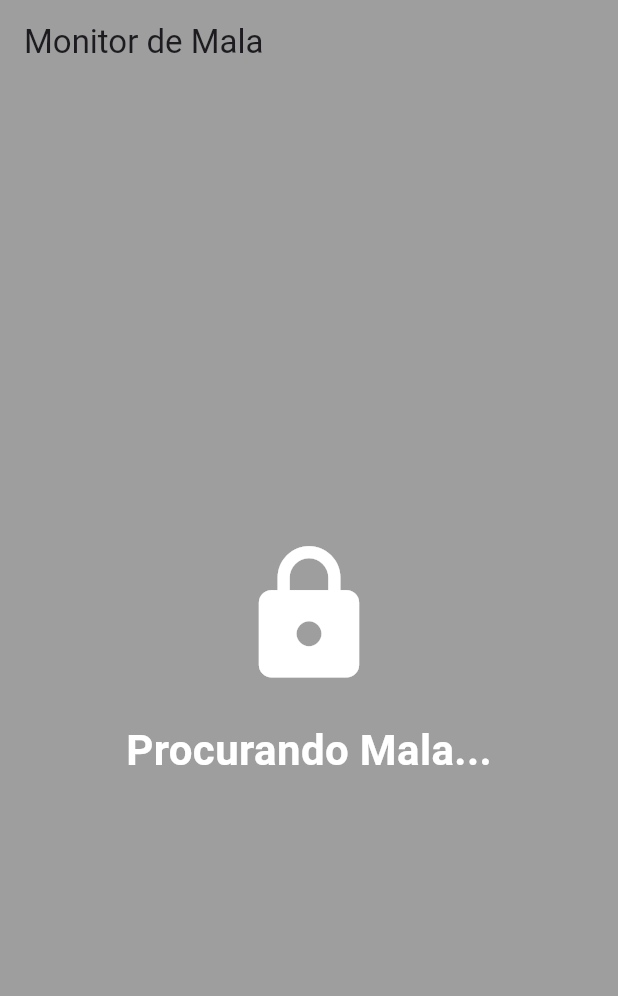
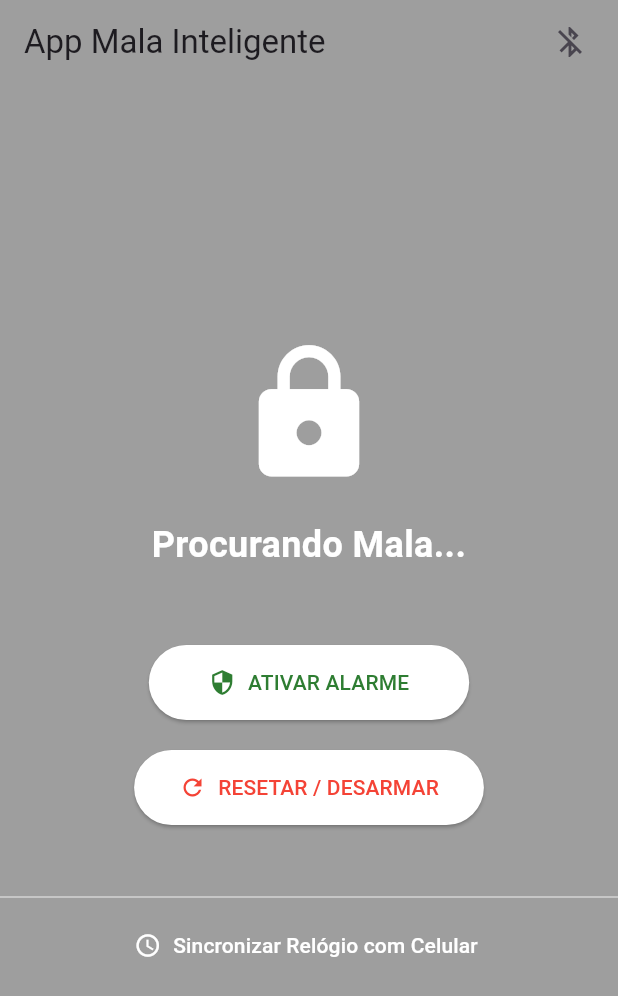
Before and after one commit to irochimaendo/violacao_de_malas_MCMP, a Flutter app: the screen it shows after launch, on a phone screen of 412 x 824 dp. Shown: the top 996 px of the screen. Run offline on Flutter 3.47's test engine with Material 3 defaults, Android fonts, the phone set to English and light mode, and no system bars; our stand-ins replace flutter_blue_plus, permission_handler.

Commit message:
correção do relógio na tela mas app incompleto

```diff
--- a/lib/main.dart
+++ b/lib/main.dart
@@ -19,7 +19,7 @@ class MalaPage extends StatefulWidget {
 }
 
 class _MalaPageState extends State<MalaPage> {
-  // UUIDs (Precisam ser iguais aos do ESP32)
+  // UUIDs (DEVEM SER IGUAIS AOS DO ESP32)
   final String SERVICE_UUID = "4fafc201-1fb5-459e-8fcc-c5c9c331914b";
   final String CHAR_UUID = "beb5483e-36e1-4688-b7f5-ea07361b26a8";
 
@@ -38,26 +38,25 @@ class _MalaPageState extends State<MalaPage> {
     _iniciarBusca();
   }
 
-  // 1. Pede permissão e busca a mala
+  // 1. Busca dispositivo
   Future<void> _iniciarBusca() async {
-    // Pede permissões no Android
     await [
       Permission.bluetoothScan,
       Permission.bluetoothConnect,
       Permission.location,
     ].request();
 
-    // Começa a escanear
-    FlutterBluePlus.startScan(timeout: const Duration(seconds: 10));
+    // Filtra pelo UUID do serviço para achar mais rápido
+    FlutterBluePlus.startScan(
+      timeout: const Duration(seconds: 15),
+      withServices: [Guid(SERVICE_UUID)],
+    );
 
-    // Ouve os resultados do scan
     FlutterBluePlus.scanResults.listen((results) {
       for (ScanResult r in results) {
-        // Se achou o dispositivo pelo nome
-        if (r.device.platformName == "MALA_INTELIGENTE" ||
-            r.device.platformName == "MALA_TESTE_LDR") { // Coloquei os dois nomes por garantia
-
-          FlutterBluePlus.stopScan(); // Para de buscar
+        // Aceita qualquer nome, desde que tenha o UUID certo
+        if (r.device.platformName == "Mala Inteligente" || r.advertisementData.serviceUuids.contains(Guid(SERVICE_UUID))) {
+          FlutterBluePlus.stopScan();
           _conectarMala(r.device);
           break;
         }
@@ -65,7 +64,7 @@ class _MalaPageState extends State<MalaPage> {
     });
   }
 
-  // 2. Conecta e descobre os serviços
+  // 2. Conecta
   Future<void> _conectarMala(BluetoothDevice device) async {
     setState(() {
       _statusMessage = "Conectando...";
@@ -77,10 +76,9 @@ class _MalaPageState extends State<MalaPage> {
 
       setState(() {
         _conectado = true;
-        _statusMessage = "Conectado! Lendo dados...";
+        _statusMessage = "Conectado! Aguardando...";
       });
 
-      // Descobre os serviços
       List<BluetoothService> services = await device.discoverServices();
       for (var service in services) {
         if (service.uuid.toString() == SERVICE_UUID) {
@@ -93,109 +91,159 @@ class _MalaPageState extends State<MalaPage> {
         }
       }
     } catch (e) {
-      print("Erro ao conectar: $e");
+      print("Erro: $e");
+      setState(() {
+        _statusMessage = "Erro ao conectar.";
+      });
     }
   }
 
-  // 3. Ouve o que o ESP32 está falando
+  // 3. Ouve notificações
   Future<void> _configurarNotificacoes(BluetoothCharacteristic c) async {
     await c.setNotifyValue(true);
 
-    // Escuta o fluxo de dados
     c.lastValueStream.listen((value) {
-      // Converte bytes para Texto
       String mensagem = String.fromCharCodes(value);
       _processarMensagem(mensagem);
     });
   }
 
-  // 4. A Lógica Inteligente (Traduz o código do ESP)
-  void _processarMensagem(String msg) {
+// 4. Lógica (CORRIGIDA)
+void _processarMensagem(String msg) {
     setState(() {
       if (msg == "S") {
-        // MALA SEGURA
         _estaViolada = false;
         _statusMessage = "Mala Segura";
         _bgColor = Colors.green;
-      } else if (msg.startsWith("V:")) {
-        // VIOLAÇÃO DETECTADA!
+      }
+      else if (msg == "A") { // Adicionei o estado Desarmado pra ficar bonitinho
+         _estaViolada = false;
+         _statusMessage = "Sistema Desarmado";
+         _bgColor = Colors.grey;
+      }
+      else if (msg.startsWith("V:")) {
         _estaViolada = true;
         _statusMessage = "⚠️ MALA VIOLADA ⚠️";
         _bgColor = Colors.red;
 
-        // Pega o número depois do "V:" (ex: 15000)
-        String milissegundosStr = msg.substring(2);
-        int msAtras = int.tryParse(milissegundosStr) ?? 0;
+        // 1. Pega o número de segundos que veio depois do "V:"
+        String segundosStr = msg.substring(2);
+        int segundosAtras = int.tryParse(segundosStr) ?? 0;
 
-        // Calcula a hora exata da violação
-        // Hora Atual - Tempo decorrido
-        DateTime dataViolacao = DateTime.now().subtract(Duration(milliseconds: msAtras));
+        // 2. Faz a conta mágica: Hora do Celular - Segundos de atraso
+        DateTime dataExata = DateTime.now().subtract(Duration(seconds: segundosAtras));
 
-        // Formata para mostrar hora e minuto (ex: 14:35)
-        String hora = dataViolacao.hour.toString().padLeft(2, '0');
-        String minuto = dataViolacao.minute.toString().padLeft(2, '0');
-        _horaViolacao = "$hora:$minuto";
+        // 3. Formata para mostrar na tela (Dia/Mes Hora:Minuto)
+        String dia = dataExata.day.toString().padLeft(2, '0');
+        String mes = dataExata.month.toString().padLeft(2, '0');
+        String hora = dataExata.hour.toString().padLeft(2, '0');
+        String min = dataExata.minute.toString().padLeft(2, '0');
+
+        _horaViolacao = "$dia/$mes às $hora:$min";
       }
     });
   }
 
-  // 5. Função de Reset (Igual você fez no nRF Connect)
-  void _resetarAlarme() async {
+  // 5. Envia COMANDOS
+  void _enviarComando(String cmd) async {
     if (_characteristic != null) {
-      // Envia a palavra "RESET" para o ESP32
-      await _characteristic!.write(utf8.encode("RESET"));
+      await _characteristic!.write(utf8.encode(cmd));
+    }
+  }
 
-      // Feedback visual imediato
-      ScaffoldMessenger.of(context).showSnackBar(
-        const SnackBar(content: Text("Comando de Reset enviado!"))
-      );
-    }
+  // --- NOVO: Função para Sincronizar Relógio ---
+  void _sincronizarRelogio() {
+    DateTime agora = DateTime.now();
+    // Formata no padrão T:AAAA:MM:DD:HH:MM:SS
+    String cmd = "T:${agora.year}:${agora.month}:${agora.day}:${agora.hour}:${agora.minute}:${agora.second}";
+
+    print("Enviando hora: $cmd"); // Debug
+    _enviarComando(cmd);
   }
 
   @override
   Widget build(BuildContext context) {
     return Scaffold(
-      backgroundColor: _bgColor, // Muda a cor do fundo dinamicamente
-      appBar: AppBar(title: const Text("Monitor de Mala"), elevation: 0, backgroundColor: Colors.transparent,),
+      backgroundColor: _bgColor,
+      appBar: AppBar(
+        title: const Text("App Mala Inteligente"),
+        backgroundColor: Colors.transparent,
+        elevation: 0,
+        actions: [
+          // Ícone para ver se está conectado
+          Icon(_conectado ? Icons.bluetooth_connected : Icons.bluetooth_disabled),
+          const SizedBox(width: 20),
+        ],
+      ),
       body: Center(
         child: Column(
           mainAxisAlignment: MainAxisAlignment.center,
           children: [
-            // Ícone Gigante
             Icon(
-              _estaViolada ? Icons.lock_open : Icons.lock,
+              _estaViolada ? Icons.no_encryption : Icons.lock,
               size: 100,
               color: Colors.white,
             ),
             const SizedBox(height: 20),
 
-            // Texto de Status
             Text(
               _statusMessage,
-              style: const TextStyle(fontSize: 28, fontWeight: FontWeight.bold, color: Colors.white),
+              textAlign: TextAlign.center,
+              style: const TextStyle(fontSize: 24, fontWeight: FontWeight.bold, color: Colors.white),
             ),
 
-            // Se estiver violada, mostra a hora
             if (_estaViolada) ...[
               const SizedBox(height: 10),
-              Text(
-                "Ocorreu às: $_horaViolacao",
-                style: const TextStyle(fontSize: 40, fontWeight: FontWeight.bold, color: Colors.yellow),
+              Container(
+                padding: EdgeInsets.all(10),
+                color: Colors.black26,
+                child: Text(
+                  "Data: $_horaViolacao",
+                  style: const TextStyle(fontSize: 28, fontWeight: FontWeight.bold, color: Colors.yellow),
+                ),
               ),
-              const SizedBox(height: 40),
+            ],
 
-              // Botão de RESET
+            const SizedBox(height: 50),
+
+            // --- BOTÕES DE CONTROLE ---
+
+            // 1. Botão ARMAR
+            if (!_estaViolada)
               ElevatedButton.icon(
-                onPressed: _resetarAlarme,
-                icon: const Icon(Icons.refresh),
-                label: const Text("DESATIVAR ALARME / RESETAR"),
+                onPressed: () => _enviarComando("ARMAR"),
+                icon: const Icon(Icons.security),
+                label: const Text("ATIVAR ALARME"),
                 style: ElevatedButton.styleFrom(
                   backgroundColor: Colors.white,
-                  foregroundColor: Colors.red,
-                  padding: const EdgeInsets.symmetric(horizontal: 30, vertical: 15),
+                  foregroundColor: Colors.green[800],
+                  padding: const EdgeInsets.symmetric(horizontal: 40, vertical: 15),
                 ),
-              )
-            ]
+              ),
+
+            const SizedBox(height: 20),
+
+            // 2. Botão RESET (Aparece sempre para permitir cancelar ou limpar erro)
+            ElevatedButton.icon(
+              onPressed: () => _enviarComando("RESET"),
+              icon: const Icon(Icons.refresh),
+              label: const Text("RESETAR / DESARMAR"),
+              style: ElevatedButton.styleFrom(
+                backgroundColor: Colors.white,
+                foregroundColor: Colors.red,
+                padding: const EdgeInsets.symmetric(horizontal: 30, vertical: 15),
+              ),
+            ),
+
+            const SizedBox(height: 40),
+            Divider(color: Colors.white54),
+
+            // 3. Botão SINCRONIZAR RELÓGIO (Novo!)
+            TextButton.icon(
+              onPressed: _conectado ? _sincronizarRelogio : null,
+              icon: const Icon(Icons.access_time, color: Colors.white),
+              label: const Text("Sincronizar Relógio com Celular", style: TextStyle(color: Colors.white)),
+            )
           ],
         ),
       ),
```
